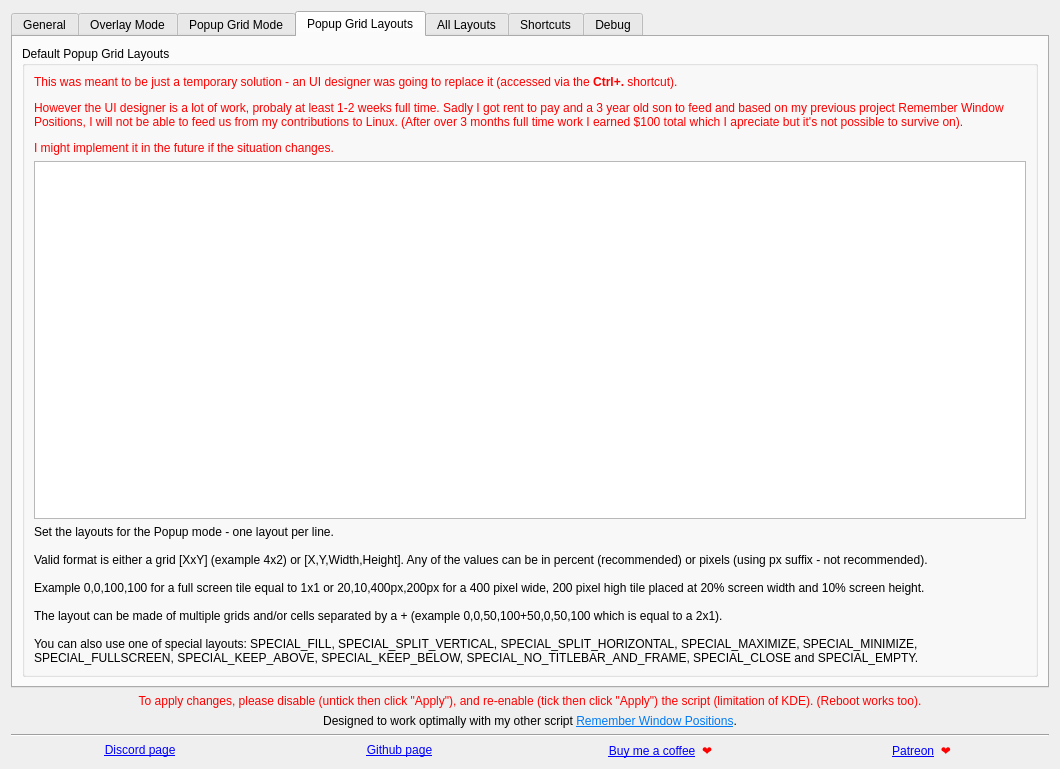
First picture: the form in src/contents/ui/config.ui, repository BoredDan/MouseTiler, before the edit.
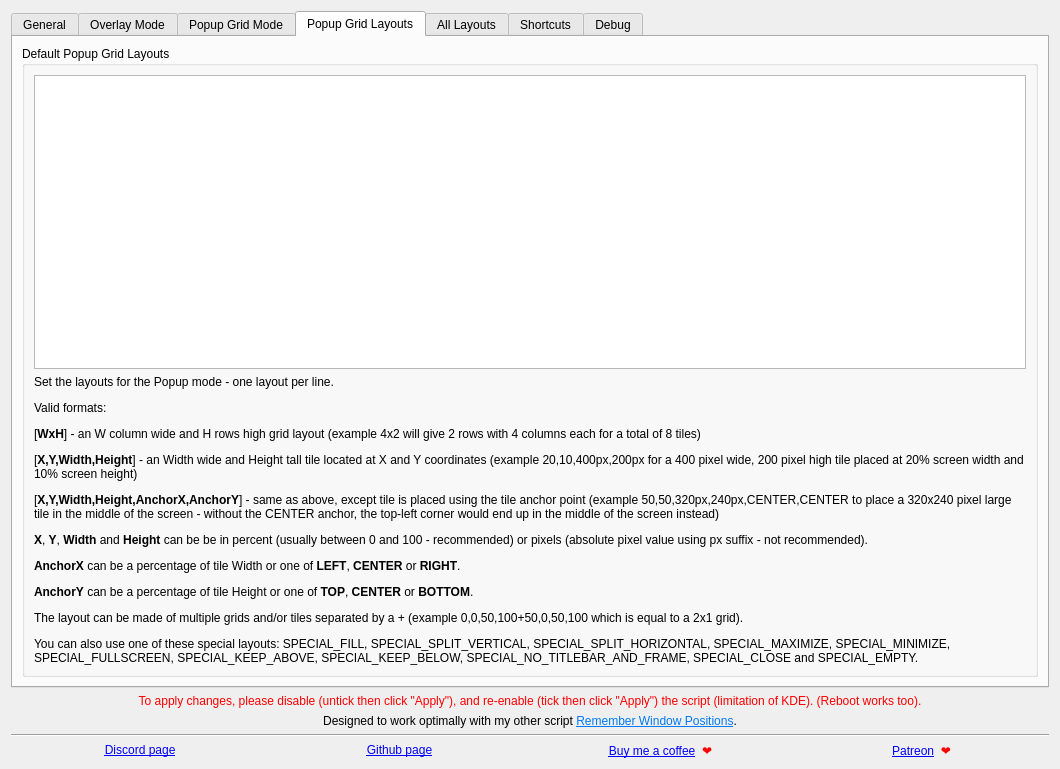
Second picture: the form after the edit. The open tabs and pages were chosen to show the change. Icons and pictures are not drawn.

Commit message: Added support for absolute px values in Overlay Tiler. Added support for anchor point using the format: [X,Y,Width,Height,AnchorX,AnchorY] Example:   50,50,320px,240px,center,center - places a 320x240 pixels large tile in the middle of the screen   100,0,50,25,top,100 - places a 50% wide, 25% high tile in the lower right corner of the screen Valid values for AnchorX: 0-100, left, center, right Valid values for AnchorY: 0-100, top, center, bottom

Diff of the .ui file:
```diff
--- a/src/contents/ui/config.ui
+++ b/src/contents/ui/config.ui
@@ -1048,16 +1048,6 @@
           <string>Default Popup Grid Layouts</string>
          </property>
          <layout class="QVBoxLayout" name="verticalLayout_applicationBlacklist">
-          <item>
-           <widget class="QLabel" name="label_popupLayoutDisclaimer">
-            <property name="text">
-             <string>&lt;html&gt;&lt;head/&gt;&lt;body&gt;&lt;p&gt;&lt;span style=&quot; color:#ff0000;&quot;&gt;This was meant to be just a temporary solution - an UI designer was going to replace it (accessed via the &lt;/span&gt;&lt;span style=&quot; font-weight:700; color:#ff0000;&quot;&gt;Ctrl+.&lt;/span&gt;&lt;span style=&quot; color:#ff0000;&quot;&gt; shortcut).&lt;/span&gt;&lt;/p&gt;&lt;p&gt;&lt;span style=&quot; color:#ff0000;&quot;&gt;However the UI designer is a lot of work, probaly at least 1-2 weeks full time. Sadly I got rent to pay and a 3 year old son to feed and based on my previous project Remember Window Positions, I will not be able to feed us from my contributions to Linux. (After over 3 months full time work I earned $100 total which I apreciate but it's not possible to survive on).&lt;/span&gt;&lt;/p&gt;&lt;p&gt;&lt;span style=&quot; color:#ff0000;&quot;&gt;I might implement it in the future if the situation changes.&lt;/span&gt;&lt;/p&gt;&lt;/body&gt;&lt;/html&gt;</string>
-            </property>
-            <property name="wordWrap">
-             <bool>true</bool>
-            </property>
-           </widget>
-          </item>
           <item>
            <widget class="QPlainTextEdit" name="kcfg_popupLayout">
             <property name="sizePolicy">
@@ -1077,8 +1067,7 @@
           <item>
            <widget class="QLabel" name="label_popupLayoutExplanation">
             <property name="text">
-             <string>&lt;html&gt;&lt;head/&gt;&lt;body&gt;&lt;p&gt;Set the layouts for the Popup mode - one layout per line.&lt;br/&gt;&lt;br/&gt;Valid format is either a grid [XxY] (example 4x2) or [X,Y,Width,Height]. Any of the values can be in percent (recommended) or pixels (using px suffix - not recommended).&lt;br/&gt;&lt;br/&gt;Example 0,0,100,100 for a full screen tile equal to 1x1 or 20,10,400px,200px for a 400 pixel wide, 200 pixel high tile placed at 20% screen width and 10% screen height.
-&lt;br/&gt;&lt;br/&gt; The layout can be made of multiple grids and/or cells separated by a + (example 0,0,50,100+50,0,50,100 which is equal to a 2x1).&lt;br/&gt;&lt;br/&gt;You can also use one of special layouts: SPECIAL_FILL, SPECIAL_SPLIT_VERTICAL, SPECIAL_SPLIT_HORIZONTAL, SPECIAL_MAXIMIZE, SPECIAL_MINIMIZE, SPECIAL_FULLSCREEN, SPECIAL_KEEP_ABOVE, SPECIAL_KEEP_BELOW, SPECIAL_NO_TITLEBAR_AND_FRAME, SPECIAL_CLOSE and SPECIAL_EMPTY.&lt;/p&gt;&lt;/body&gt;&lt;/html&gt;</string>
+             <string>&lt;html&gt;&lt;head/&gt;&lt;body&gt;&lt;p&gt;Set the layouts for the Popup mode - one layout per line.&lt;/p&gt;&lt;p&gt;Valid formats:&lt;/p&gt;&lt;p&gt;[&lt;span style=&quot; font-weight:700;&quot;&gt;WxH&lt;/span&gt;] - an W column wide and H rows high grid layout (example 4x2 will give 2 rows with 4 columns each for a total of 8 tiles)&lt;/p&gt;&lt;p&gt;[&lt;span style=&quot; font-weight:700;&quot;&gt;X,Y,Width,Height&lt;/span&gt;] - an Width wide and Height tall tile located at X and Y coordinates (example 20,10,400px,200px for a 400 pixel wide, 200 pixel high tile placed at 20% screen width and 10% screen height)&lt;/p&gt;&lt;p&gt;[&lt;span style=&quot; font-weight:700;&quot;&gt;X,Y,Width,Height,AnchorX,AnchorY&lt;/span&gt;] - same as above, except tile is placed using the tile anchor point (example 50,50,320px,240px,CENTER,CENTER to place a 320x240 pixel large tile in the middle of the screen - without the CENTER anchor, the top-left corner would end up in the middle of the screen instead)&lt;/p&gt;&lt;p&gt;&lt;span style=&quot; font-weight:700;&quot;&gt;X&lt;/span&gt;, &lt;span style=&quot; font-weight:700;&quot;&gt;Y&lt;/span&gt;, &lt;span style=&quot; font-weight:700;&quot;&gt;Width&lt;/span&gt; and &lt;span style=&quot; font-weight:700;&quot;&gt;Height&lt;/span&gt; can be be in percent (usually between 0 and 100 - recommended) or pixels (absolute pixel value using px suffix - not recommended).&lt;/p&gt;&lt;p&gt;&lt;span style=&quot; font-weight:700;&quot;&gt;AnchorX&lt;/span&gt; can be a percentage of tile Width or one of &lt;span style=&quot; font-weight:700;&quot;&gt;LEFT&lt;/span&gt;, &lt;span style=&quot; font-weight:700;&quot;&gt;CENTER&lt;/span&gt; or &lt;span style=&quot; font-weight:700;&quot;&gt;RIGHT&lt;/span&gt;.&lt;/p&gt;&lt;p&gt;&lt;span style=&quot; font-weight:700;&quot;&gt;AnchorY&lt;/span&gt; can be a percentage of tile Height or one of &lt;span style=&quot; font-weight:700;&quot;&gt;TOP&lt;/span&gt;, &lt;span style=&quot; font-weight:700;&quot;&gt;CENTER&lt;/span&gt; or &lt;span style=&quot; font-weight:700;&quot;&gt;BOTTOM&lt;/span&gt;.&lt;/p&gt;&lt;p&gt;The layout can be made of multiple grids and/or tiles separated by a + (example 0,0,50,100+50,0,50,100 which is equal to a 2x1 grid).&lt;/p&gt;&lt;p&gt;You can also use one of these special layouts: SPECIAL_FILL, SPECIAL_SPLIT_VERTICAL, SPECIAL_SPLIT_HORIZONTAL, SPECIAL_MAXIMIZE, SPECIAL_MINIMIZE, SPECIAL_FULLSCREEN, SPECIAL_KEEP_ABOVE, SPECIAL_KEEP_BELOW, SPECIAL_NO_TITLEBAR_AND_FRAME, SPECIAL_CLOSE and SPECIAL_EMPTY.&lt;/p&gt;&lt;/body&gt;&lt;/html&gt;</string>
             </property>
             <property name="wordWrap">
              <bool>true</bool>
```
Left out of the diff: 15 changed lines with no effect on the pictures. The commit also changes 4 other files.
